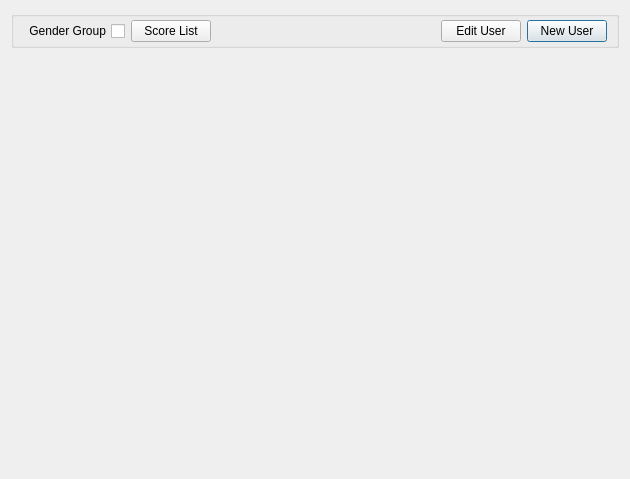
The window that Client/reghaabat/usermanagement.ui (nournia/ketabkhaane) describes before a commit, drawn with Qt 5.
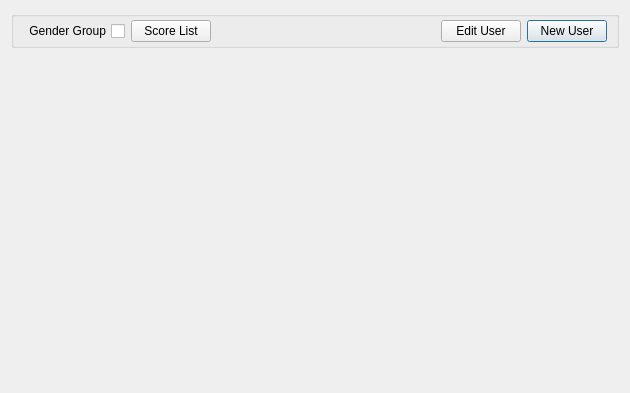
The same window after the commit. Icons and pictures are not drawn.

Diff of the .ui file:
```diff
--- a/Client/reghaabat/usermanagement.ui
+++ b/Client/reghaabat/usermanagement.ui
@@ -7,7 +7,7 @@
     <x>0</x>
     <y>0</y>
     <width>630</width>
-    <height>479</height>
+    <height>393</height>
    </rect>
   </property>
   <property name="layoutDirection">
```
Left out of the diff: 16 changed lines with no effect on the pictures.
